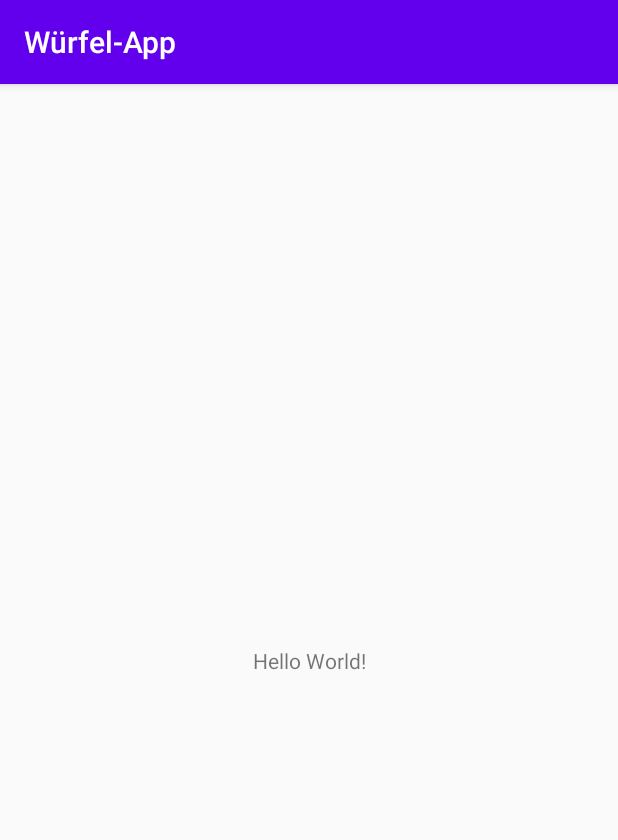
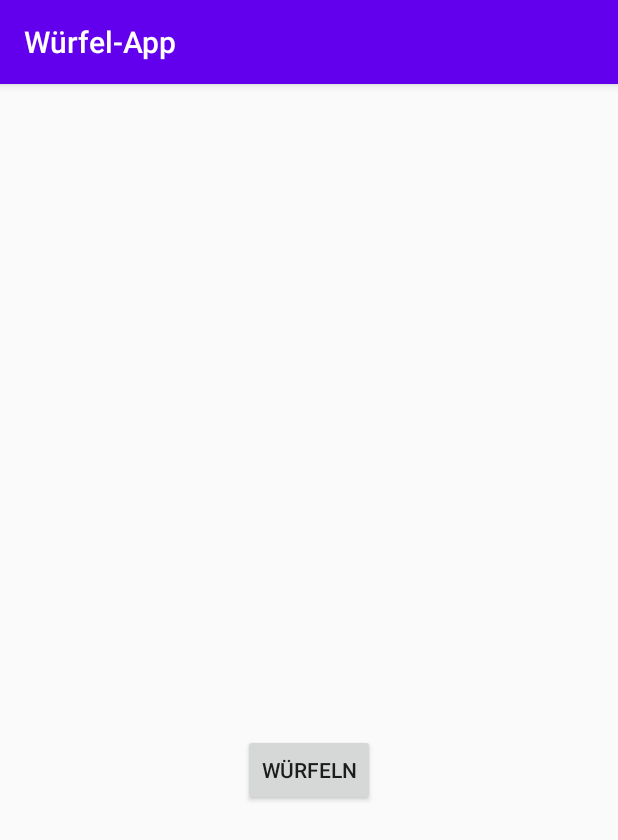
Before and after one commit to hawaiiandroid/DiceRoller, an Android app: the screen it shows after launch (MainActivity), on a phone screen of 412 x 824 dp. Shown: the top 840 px of the screen. Run offline under Robolectric (Android 15) with nearby library versions, the phone set to English and light mode, and no system bars.

Commit message:
- es wurde eine Zahl und ein Knopf zum Würfeln zu dem ConstraintLayout hinzugefügt

```diff
--- a/app/src/main/res/layout/activity_main.xml
+++ b/app/src/main/res/layout/activity_main.xml
@@ -7,12 +7,26 @@
     tools:context=".MainActivity">
 
     <TextView
+        android:id="@+id/textView"
         android:layout_width="wrap_content"
         android:layout_height="wrap_content"
-        android:text="Hello World!"
+        android:fontFamily="sans-serif-black"
+        android:textSize="36sp"
         app:layout_constraintBottom_toBottomOf="parent"
         app:layout_constraintLeft_toLeftOf="parent"
         app:layout_constraintRight_toRightOf="parent"
-        app:layout_constraintTop_toTopOf="parent" />
+        app:layout_constraintTop_toTopOf="parent"
+        tools:text="6" />
+
+    <Button
+        android:id="@+id/button"
+        android:layout_width="wrap_content"
+        android:layout_height="wrap_content"
+        android:text="@string/dice"
+        app:layout_constraintBottom_toBottomOf="parent"
+        app:layout_constraintEnd_toEndOf="parent"
+        app:layout_constraintStart_toStartOf="parent"
+        app:layout_constraintTop_toBottomOf="@+id/textView"
+        app:layout_constraintVertical_bias="0.07999998" />
 
 </androidx.constraintlayout.widget.ConstraintLayout>
--- a/app/src/main/res/values/strings.xml
+++ b/app/src/main/res/values/strings.xml
@@ -1,3 +1,4 @@
 <resources>
     <string name="app_name">Würfel-App</string>
+    <string name="dice">Würfeln</string>
 </resources>
```
